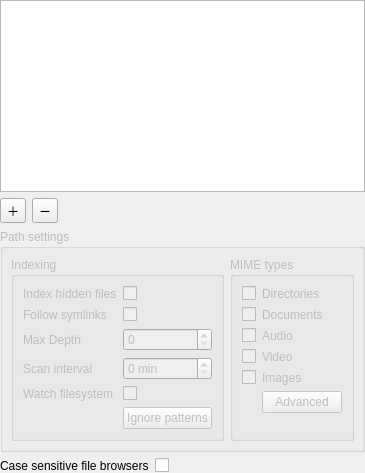
Old version of the form files/src/configwidget.ui in the repository albertlauncher/plugins.
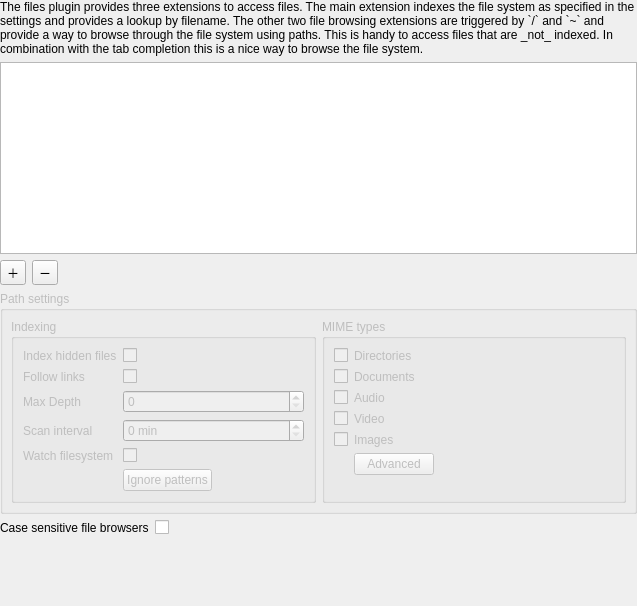
New version of the form.

```diff
--- a/files/src/configwidget.ui
+++ b/files/src/configwidget.ui
@@ -2,6 +2,14 @@
 <ui version="4.0">
  <class>ConfigWidget</class>
  <widget class="QWidget" name="ConfigWidget">
+  <property name="geometry">
+   <rect>
+    <x>0</x>
+    <y>0</y>
+    <width>637</width>
+    <height>606</height>
+   </rect>
+  </property>
   <layout class="QVBoxLayout" name="verticalLayout_2">
    <property name="leftMargin">
     <number>0</number>
@@ -15,6 +23,16 @@
    <property name="bottomMargin">
     <number>0</number>
    </property>
+   <item>
+    <widget class="QLabel" name="label_6">
+     <property name="text">
+      <string>The files plugin provides three extensions to access files. The main extension indexes the file system as specified in the settings and provides a lookup by filename. The other two file browsing extensions are triggered by `/` and `~` and provide a way to browse through the file system using paths. This is handy to access files that are _not_ indexed. In combination with the tab completion this is a nice way to browse the file system.</string>
+     </property>
+     <property name="wordWrap">
+      <bool>true</bool>
+     </property>
+    </widget>
+   </item>
    <item>
     <widget class="QListView" name="listView_paths">
      <property name="sizePolicy">
@@ -111,7 +129,7 @@
            <item row="1" column="0">
             <widget class="QLabel" name="label_symlink">
              <property name="text">
-              <string>Follow symlinks</string>
+              <string>Follow links</string>
              </property>
             </widget>
            </item>
```
Left out of the diff: 10 changed lines with no effect on the pictures.
